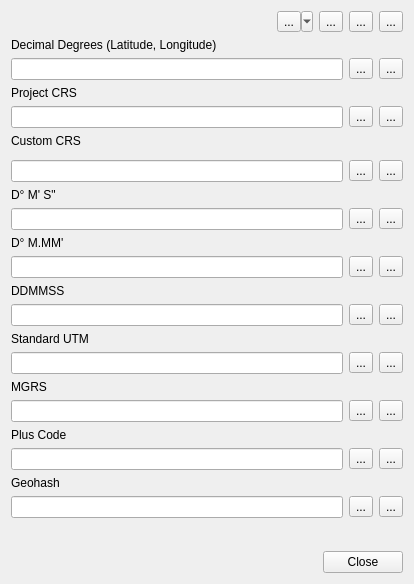
Old version of the form ui/coordinateConverter.ui in the repository NationalSecurityAgency/qgis-latlontools-plugin.
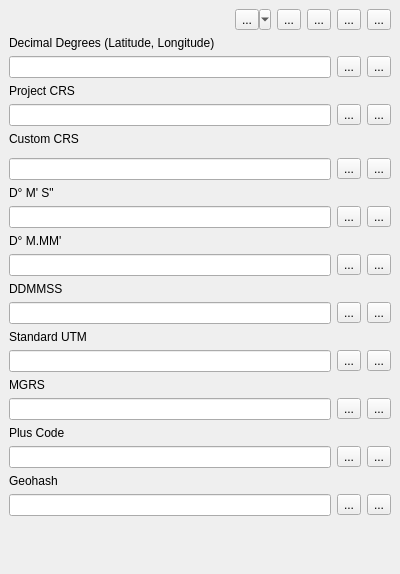
New version of the form. Custom widgets are drawn as their Qt base class.

Commit message: made coordinate conversion dockable

```diff
--- a/ui/coordinateConverter.ui
+++ b/ui/coordinateConverter.ui
@@ -1,18 +1,19 @@
 <?xml version="1.0" encoding="UTF-8"?>
 <ui version="4.0">
- <class>Dialog</class>
- <widget class="QDialog" name="Dialog">
+ <class>CoordinateConverter</class>
+ <widget class="QDockWidget" name="CoordinateConverter">
   <property name="geometry">
    <rect>
     <x>0</x>
     <y>0</y>
-    <width>414</width>
-    <height>584</height>
+    <width>400</width>
+    <height>574</height>
    </rect>
   </property>
   <property name="windowTitle">
    <string>Coordinate Conversion</string>
   </property>
+  <widget class="QWidget" name="dockWidgetContents">
   <layout class="QVBoxLayout" name="verticalLayout">
    <item>
     <layout class="QHBoxLayout" name="horizontalLayout">
@@ -65,6 +66,16 @@
        </property>
       </widget>
      </item>
+      <item>
+       <widget class="QToolButton" name="zoomButton">
+        <property name="toolTip">
+         <string>Zoom to coordinate</string>
+        </property>
+        <property name="text">
+         <string>...</string>
+        </property>
+       </widget>
+      </item>
      <item>
       <widget class="QToolButton" name="coordCaptureButton">
        <property name="toolTip">
@@ -122,7 +133,7 @@
     </widget>
    </item>
    <item>
-    <layout class="QHBoxLayout" name="horizontalLayout_2">
+     <layout class="QHBoxLayout" name="horizontalLayout_5">
      <item>
       <widget class="QLineEdit" name="projLineEdit"/>
      </item>
@@ -159,7 +170,7 @@
     <widget class="QgsProjectionSelectionWidget" name="customProjectionSelectionWidget"/>
    </item>
    <item>
-    <layout class="QHBoxLayout" name="horizontalLayout_4">
+     <layout class="QHBoxLayout" name="horizontalLayout_6">
      <item>
       <widget class="QLineEdit" name="customLineEdit"/>
      </item>
@@ -193,7 +204,7 @@
     </widget>
    </item>
    <item>
-    <layout class="QHBoxLayout" name="horizontalLayout_5">
+     <layout class="QHBoxLayout" name="horizontalLayout_7">
      <item>
       <widget class="QLineEdit" name="dmsLineEdit"/>
      </item>
@@ -255,7 +266,7 @@
     </widget>
    </item>
    <item>
-    <layout class="QHBoxLayout" name="horizontalLayout_6">
+     <layout class="QHBoxLayout" name="horizontalLayout_8">
      <item>
       <widget class="QLineEdit" name="ddmmssLineEdit"/>
      </item>
@@ -289,7 +300,7 @@
     </widget>
    </item>
    <item>
-    <layout class="QHBoxLayout" name="horizontalLayout_8">
+     <layout class="QHBoxLayout" name="horizontalLayout_9">
      <item>
       <widget class="QLineEdit" name="utmLineEdit"/>
      </item>
@@ -323,7 +334,7 @@
     </widget>
    </item>
    <item>
-    <layout class="QHBoxLayout" name="horizontalLayout_7">
+     <layout class="QHBoxLayout" name="horizontalLayout_10">
      <item>
       <widget class="QLineEdit" name="mgrsLineEdit"/>
      </item>
@@ -357,7 +368,7 @@
     </widget>
    </item>
    <item>
-    <layout class="QHBoxLayout" name="horizontalLayout_9">
+     <layout class="QHBoxLayout" name="horizontalLayout_11">
      <item>
       <widget class="QLineEdit" name="plusLineEdit"/>
      </item>
@@ -391,7 +402,7 @@
     </widget>
    </item>
    <item>
-    <layout class="QHBoxLayout" name="horizontalLayout_11">
+     <layout class="QHBoxLayout" name="horizontalLayout_13">
      <item>
       <widget class="QLineEdit" name="geohashLineEdit"/>
      </item>
@@ -424,37 +435,8 @@
      </property>
     </spacer>
    </item>
-   <item>
-    <layout class="QHBoxLayout" name="horizontalLayout_10">
-     <item>
-      <spacer name="horizontalSpacer">
-       <property name="orientation">
-        <enum>Qt::Horizontal</enum>
-       </property>
-       <property name="sizeHint" stdset="0">
-        <size>
-         <width>40</width>
-         <height>20</height>
-        </size>
-       </property>
-      </spacer>
-     </item>
-     <item>
-      <widget class="QPushButton" name="closeButton">
-       <property name="toolTip">
-        <string>Close window</string>
-       </property>
-       <property name="text">
-        <string>Close</string>
-       </property>
-       <property name="autoDefault">
-        <bool>false</bool>
-       </property>
-      </widget>
-     </item>
-    </layout>
-   </item>
-  </layout>
+   </layout>
+  </widget>
  </widget>
  <customwidgets>
   <customwidget>
```
Lines whose indentation alone changed are shown as unchanged. The commit also changes 5 other files.
